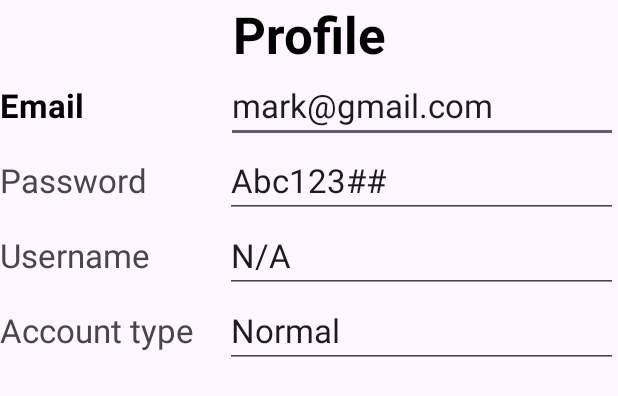
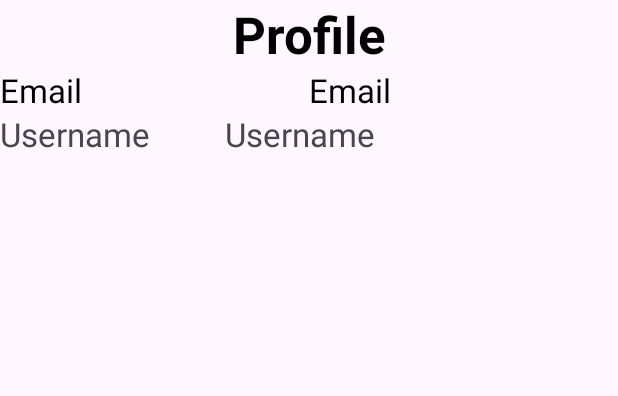
Before and after one commit to kardelreyy/ProFinder, an Android app: the layout fragment_profile.xml on its own in the app's theme, with its tools: preview values and no code run, on a phone screen of 412 x 824 dp. Shown: the top 396 px of the screen. Run offline under Robolectric (Android 15) with nearby library versions, the phone set to English and light mode, and no system bars.

Commit message:
Ayaw mag display ng db profile eme pero email oo

```diff
--- a/app/src/main/java/com/example/profinder/AppliedJobAdapter.kt
+++ b/app/src/main/java/com/example/profinder/AppliedJobAdapter.kt
@@ -11,14 +11,12 @@ import androidx.recyclerview.widget.RecyclerView
 class AppliedJobAdapter(private val dataList: ArrayList<AppliedJobDataClass>): RecyclerView.Adapter<AppliedJobAdapter.ViewHolderClass>() {
 
     class ViewHolderClass(itemView: View): RecyclerView.ViewHolder(itemView) {
-        val rvLogo: ImageView = itemView.findViewById(R.id.applyCompanyLogo)
         val rvJobTitle: TextView = itemView.findViewById(R.id.applyJobTitle)
         val rvStatus: TextView = itemView.findViewById(R.id.applyStatus)
         val rvCompany:TextView = itemView.findViewById(R.id.applyCompanyName)
         val rvSalary:TextView = itemView.findViewById(R.id.applySalary)
         val rvLocation:TextView = itemView.findViewById(R.id.applyJobLoc)
         val rvJobType:TextView = itemView.findViewById(R.id.applyJobType)
-        val rvLastUpdated:TextView = itemView.findViewById(R.id.applyLastUpdated)
     }
 
     override fun onCreateViewHolder(parent: ViewGroup, viewType: Int): ViewHolderClass {
@@ -32,14 +30,12 @@ class AppliedJobAdapter(private val dataList: ArrayList<AppliedJobDataClass>): R
 
     override fun onBindViewHolder(holder: ViewHolderClass, position: Int) {
         val currentItem = dataList[position]
-        holder.rvLogo.setImageResource(currentItem.adCompanyLogo)
         holder.rvJobTitle.text = currentItem.adJobTitle
         holder.rvStatus.text = currentItem.adStatus
         holder.rvCompany.text = currentItem.adCompanyName
         holder.rvSalary.text = currentItem.adSalary
         holder.rvLocation.text = currentItem.adJobLoc
         holder.rvJobType.text = currentItem.adJobType
-        holder.rvLastUpdated.text = currentItem.adLastUpdated
     }
 
 }
--- a/app/src/main/java/com/example/profinder/CreateJob.kt
+++ b/app/src/main/java/com/example/profinder/CreateJob.kt
@@ -3,7 +3,6 @@ package com.example.profinder
 import android.content.Intent
 import androidx.appcompat.app.AppCompatActivity
 import android.os.Bundle
-import android.widget.Button
 import android.widget.EditText
 import android.widget.ImageButton
 import android.widget.Spinner
--- a/app/src/main/java/com/example/profinder/HomeFragment.kt
+++ b/app/src/main/java/com/example/profinder/HomeFragment.kt
@@ -1,6 +1,5 @@
 package com.example.profinder
 
-import android.content.Context
 import android.content.Intent
 import android.os.Bundle
 import androidx.fragment.app.Fragment
--- a/app/src/main/java/com/example/profinder/LoginActivity.kt
+++ b/app/src/main/java/com/example/profinder/LoginActivity.kt
@@ -2,12 +2,8 @@ package com.example.profinder
 
 import android.content.Intent
 import android.os.Bundle
-import android.sax.StartElementListener
 import android.text.TextUtils
 import android.view.View
-import android.widget.Button
-import android.widget.EditText
-import android.widget.TextView
 import android.widget.Toast
 import androidx.appcompat.app.AppCompatActivity
 import com.example.profinder.databinding.ActivityLoginBinding
--- a/app/src/main/java/com/example/profinder/MainActivity.kt
+++ b/app/src/main/java/com/example/profinder/MainActivity.kt
@@ -20,6 +20,7 @@ class MainActivity : AppCompatActivity() {
                 R.id.home -> replaceFragment(HomeFragment())
                 R.id.employ -> replaceFragment(EmployFragment())
                 R.id.applied -> replaceFragment(ApplyFragment())
+                R.id.profile -> replaceFragment(ProfileFragment())
                 //insert fragment for profile
                 else ->{
 
--- a/app/src/main/java/com/example/profinder/SignUpActivity.kt
+++ b/app/src/main/java/com/example/profinder/SignUpActivity.kt
@@ -2,9 +2,7 @@ package com.example.profinder
 
 import android.content.Intent
 import android.os.Bundle
-import android.text.TextUtils
 import android.view.View
-import android.widget.Button
 import android.widget.EditText
 import android.widget.TextView
 import android.widget.Toast
--- a/app/src/main/res/layout/fragment_profile.xml
+++ b/app/src/main/res/layout/fragment_profile.xml
@@ -39,41 +39,16 @@
                 android:layout_weight="1"
                 android:text="Email"
                 android:textColor="#000000"
-                android:textSize="22sp"
-                android:textStyle="bold" />
-
-            <EditText
-                android:id="@+id/emailProfileTB"
-                android:layout_width="wrap_content"
+                android:textSize="22sp" />
+            <TextView
+                android:id="@+id/emailTV"
+                android:layout_width="150dp"
                 android:layout_height="wrap_content"
                 android:layout_weight="1"
-                android:editable="false"
-                android:ems="10"
-                android:inputType="text"
-                android:text="mark@gmail.com"
-                android:textSize="22sp" />
-        </LinearLayout>
-
-        <LinearLayout
-            android:layout_width="match_parent"
-            android:layout_height="wrap_content"
-            android:orientation="horizontal">
-
-            <TextView
-                android:id="@+id/passwordProfileTV"
-                android:layout_width="150dp"
-                android:layout_height="wrap_content"
-                android:text="Password"
+                android:text="Email"
+                android:textColor="#000000"
                 android:textSize="22sp" />
 
-            <EditText
-                android:id="@+id/passwordProfileTB"
-                android:layout_width="match_parent"
-                android:layout_height="wrap_content"
-                android:ems="10"
-                android:inputType="text"
-                android:text="Abc123##"
-                android:textSize="22dp" />
         </LinearLayout>
 
         <LinearLayout
@@ -87,37 +62,13 @@
                 android:layout_height="wrap_content"
                 android:text="Username"
                 android:textSize="22sp" />
-
-            <EditText
-                android:id="@+id/usernameProfileTB"
-                android:layout_width="match_parent"
-                android:layout_height="wrap_content"
-                android:ems="10"
-                android:inputType="text"
-                android:text="N/A"
-                android:textSize="22dp" />
-        </LinearLayout>
-
-        <LinearLayout
-            android:layout_width="match_parent"
-            android:layout_height="match_parent"
-            android:orientation="horizontal">
-
             <TextView
-                android:id="@+id/AccountTypeProfileTV"
+                android:id="@+id/usernameTV"
                 android:layout_width="150dp"
                 android:layout_height="wrap_content"
-                android:text="Account type"
+                android:text="Username"
                 android:textSize="22sp" />
 
-            <EditText
-                android:id="@+id/AccountTypeProfileTB"
-                android:layout_width="match_parent"
-                android:layout_height="wrap_content"
-                android:ems="10"
-                android:inputType="text"
-                android:text="Normal"
-                android:textSize="22dp" />
         </LinearLayout>
 
     </LinearLayout>
```
Also changed, not shown: app/src/main/java/com/example/profinder/DBHelper.kt (+43 -0 lines), app/src/main/java/com/example/profinder/ProfileFragment.kt (+21 -1 lines).
